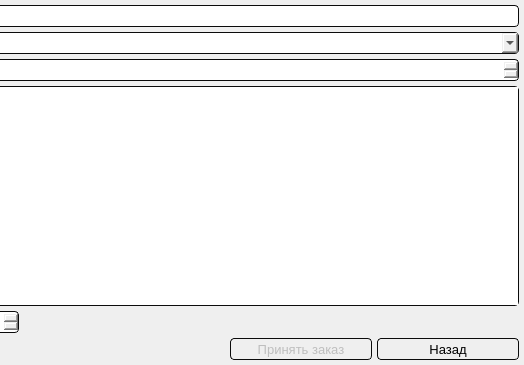
Qt form code/form_for_give_order.ui (Alex-Sidorov/SEFOLL) before a commit; both pictures show x 227 to 751 and y 0 to 365 of the 751 by 365 pixel window.
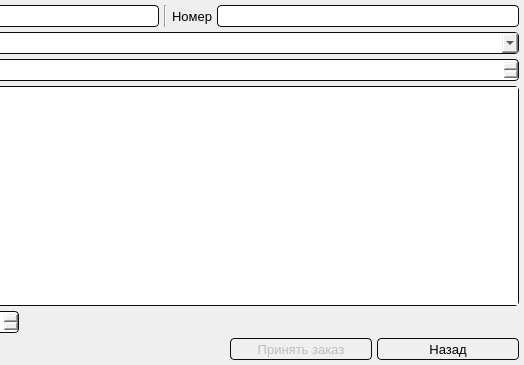
The same form after that commit.

Commit message: changed calc number, added phone

```diff
--- a/code/form_for_give_order.ui
+++ b/code/form_for_give_order.ui
@@ -73,6 +73,42 @@
        </property>
       </widget>
      </item>
+     <item>
+      <widget class="Line" name="line">
+       <property name="orientation">
+        <enum>Qt::Vertical</enum>
+       </property>
+      </widget>
+     </item>
+     <item>
+      <widget class="QLabel" name="label_4">
+       <property name="font">
+        <font>
+         <pointsize>10</pointsize>
+        </font>
+       </property>
+       <property name="text">
+        <string>Номер</string>
+       </property>
+      </widget>
+     </item>
+     <item>
+      <widget class="QLineEdit" name="phoneLine">
+       <property name="styleSheet">
+        <string notr="true">
+border-radius : 4px;
+border: 1px solid;
+height:20;
+border-color: rgb(11, 11, 11);
+background-color: qlineargradient(x1: 0, y1: 0, x2: 0, y2: 1,
+                                      stop: 0 #dadbde, stop: 1 #f6f7fa);
+</string>
+       </property>
+       <property name="text">
+        <string/>
+       </property>
+      </widget>
+     </item>
     </layout>
    </item>
    <item>
```
The commit also changes 27 other files.
